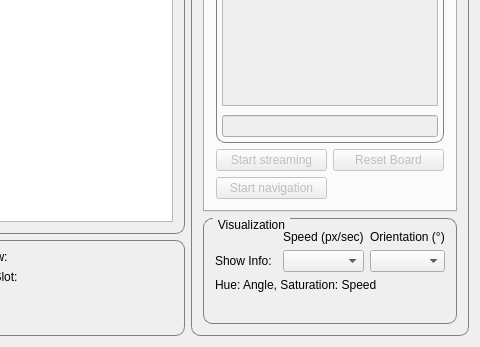
This is VisInfProc/mainwindow.ui in rottaca/VisInfProcProjectSeminar as Qt 5 draws it before an edit; both pictures show x 327 to 807 and y 433 to 780 of the 807 by 780 pixel window. The edited form follows.
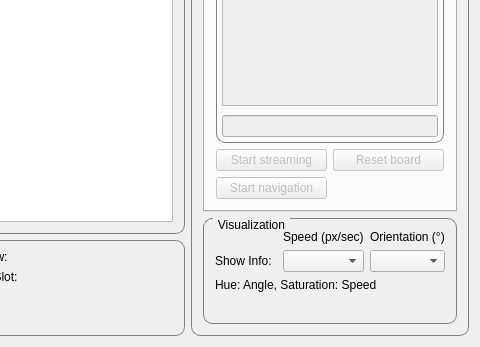
This is the edited form. The open tabs and pages were chosen to show the change. Icons and pictures are not drawn. Custom widgets are drawn as their Qt base class.

Commit message: Changed eDVS to a more Signals/Slots based class. Clean shutdown now possible even when closing the window.

Patch:
```diff
--- a/VisInfProc/mainwindow.ui
+++ b/VisInfProc/mainwindow.ui
@@ -116,7 +116,7 @@
               <bool>false</bool>
              </property>
              <property name="text">
-              <string>Reset Board</string>
+              <string>Reset board</string>
              </property>
             </widget>
            </item>
```
Left out of the diff: 2 changed lines with no effect on the pictures. The commit also changes 6 other files.
